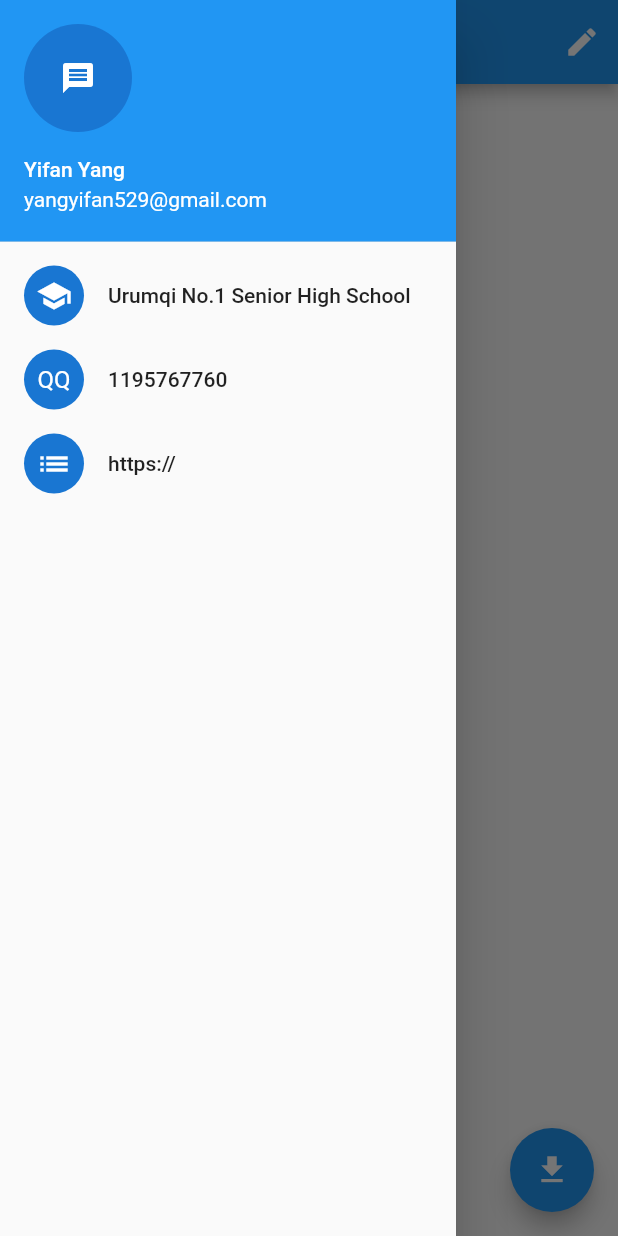
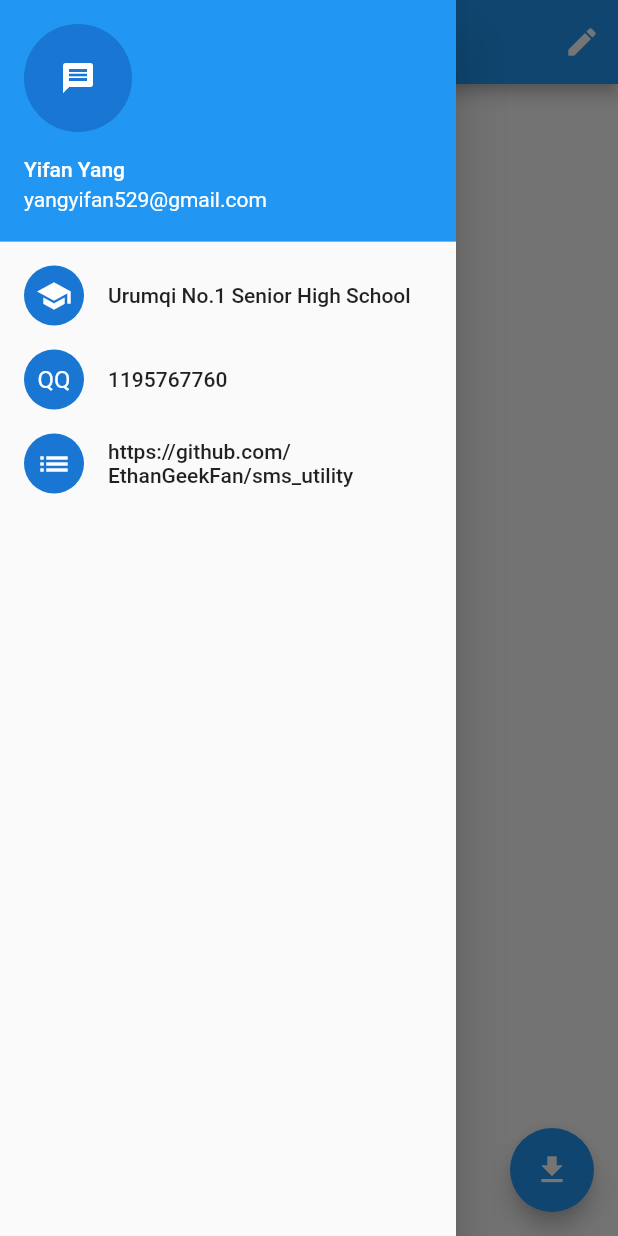
Before and after one commit to EthanGeekFan/sms_utility, a Flutter app: the screen it shows after launch, with the side drawer open, on a phone screen of 412 x 824 dp. Run offline on Flutter 3.47's test engine with Material 2 defaults, Android fonts, the phone set to English and light mode, and no system bars; missing offline and left inert: sms.

Commit message:
address update

```diff
--- a/lib/main.dart
+++ b/lib/main.dart
@@ -69,7 +69,7 @@ class _MyHomePageState extends State<MyHomePage> {
               ),
             ),
             ListTile(
-              title: Text('https://'),
+              title: Text('https://github.com/EthanGeekFan/sms_utility'),
               leading: new CircleAvatar(
                 child: new Icon(Icons.list),
               ),
```
